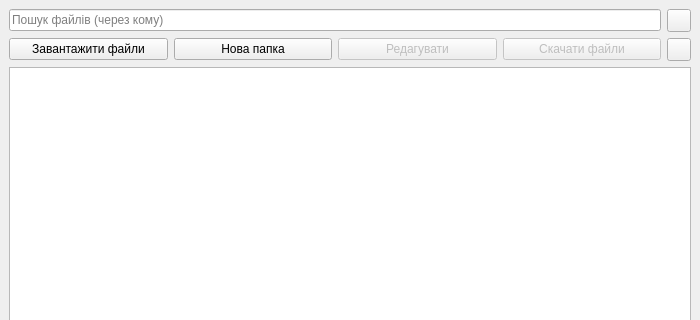
The window that gui/main.ui (andrii-shchur/TeleCloud) describes before a commit, drawn with Qt 5; both pictures show x 0 to 700 and y 0 to 320 of the 700 by 851 pixel window.
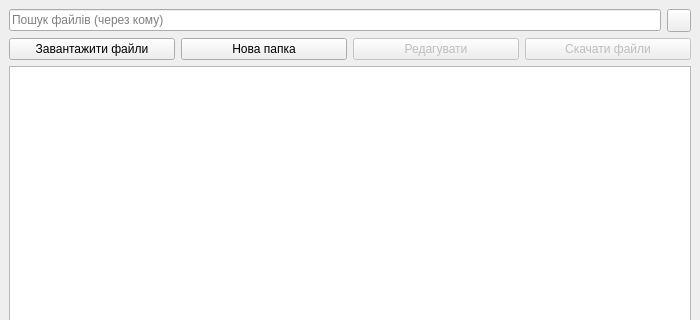
The same window after the commit. Icons and pictures are not drawn.

Patch:
```diff
--- a/gui/main.ui
+++ b/gui/main.ui
@@ -89,13 +89,6 @@
         </property>
        </widget>
       </item>
-      <item>
-       <widget class="QToolButton" name="toolButton">
-        <property name="text">
-         <string/>
-        </property>
-       </widget>
-      </item>
      </layout>
     </item>
     <item>
```
